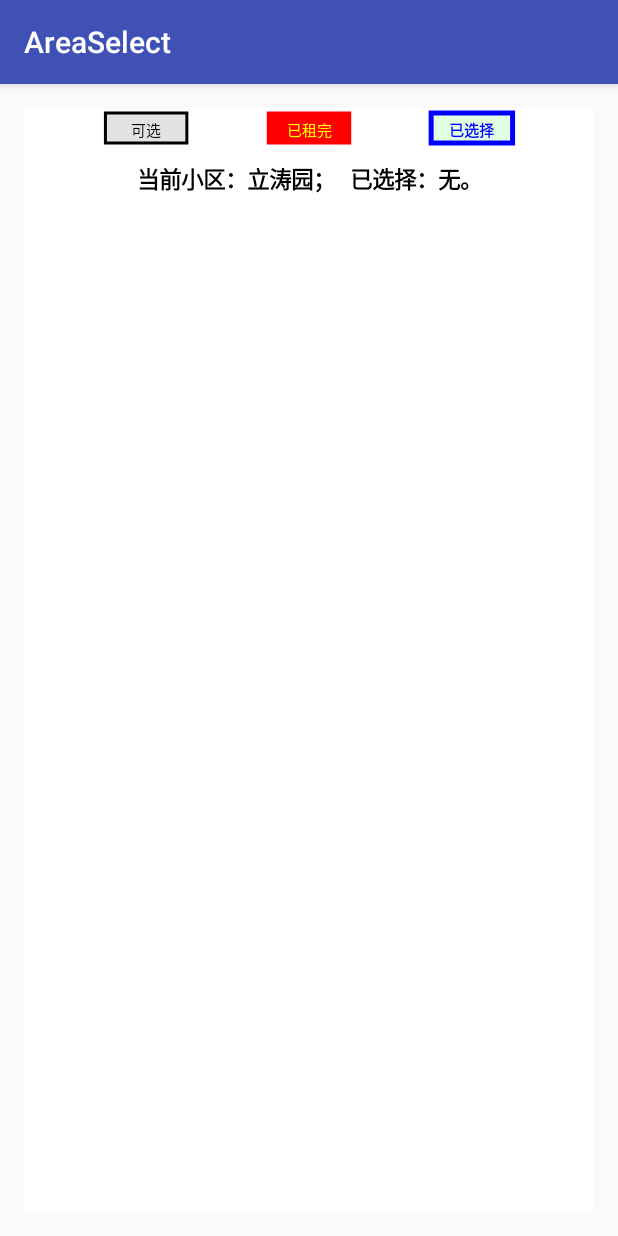
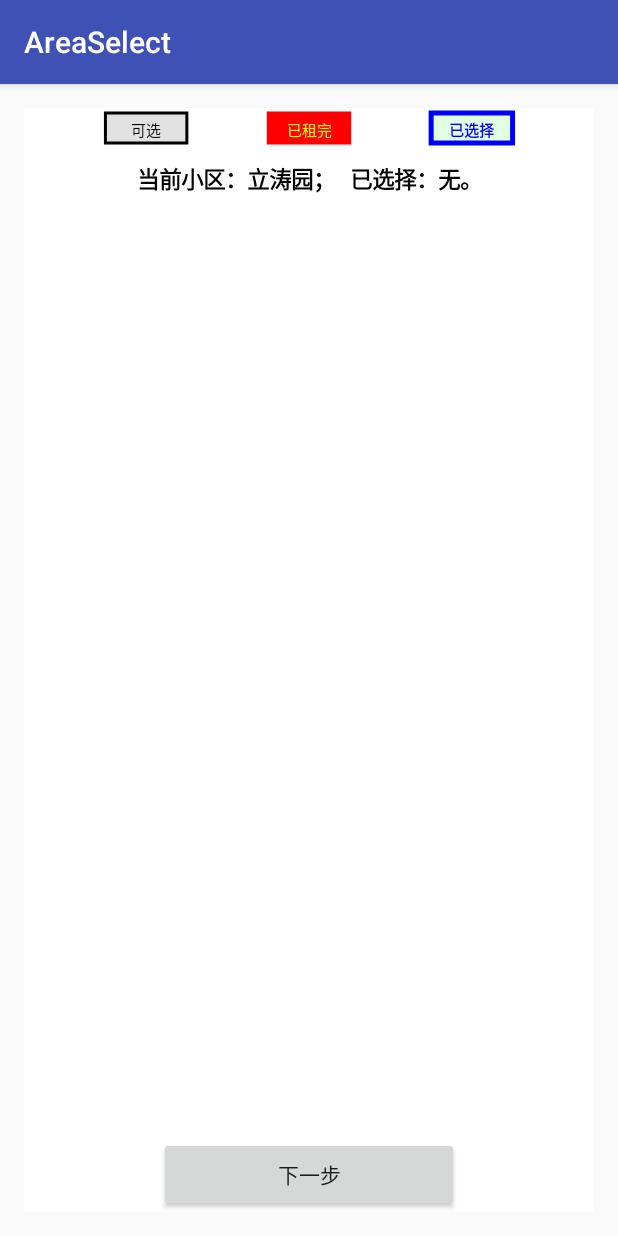
Before and after one commit to zhangle05/AreaSelect, an Android app: the screen it shows after launch (MainActivity), on a phone screen of 412 x 824 dp. Run offline under Robolectric (Android 15) with nearby library versions, the phone set to English and light mode, and no system bars.

Commit message:
Add button on main activity.

```diff
--- a/Demo/src/main/java/org/aiit/views/demo/MainActivity.java
+++ b/Demo/src/main/java/org/aiit/views/demo/MainActivity.java
@@ -2,13 +2,69 @@ package org.aiit.views.demo;
 
 import android.os.Bundle;
 import android.support.v7.app.AppCompatActivity;
+import android.view.View;
+import android.widget.Button;
+import android.widget.Toast;
 
 
+import org.aiit.shapemodel.AbstractShape;
 import org.aiit.shapemodel.CommunityShape;
 import org.aiit.shapemodel.ShapeUtil;
 
 public class MainActivity extends AppCompatActivity {
     public org.aiit.widgets.AreaSelectView areaSelectView;
+    /**
+     * community sample json:
+     * {
+     *     "id":"1",
+     *     "name":"立涛园",
+     *     "bound":{
+     *         "left":0,
+     *         "top":0,
+     *         "right":1334,
+     *         "bottom":1000
+     *     },
+     *     "bgImageUrl":"https://res.co188.com/data/drawing/img640/306151284459805.jpg",
+     *     "buildingSiteShapeList":[
+     *         {
+     *             "id":"2",
+     *             "name":"1号楼",
+     *             "available":false,
+     *             "bound":{
+     *                 "left":130,
+     *                 "top":165,
+     *                 "right":165,
+     *                 "bottom":189
+     *             }
+     *         },
+     *         {
+     *             "id":"3",
+     *             "name":"2号楼",
+     *             "available":true,
+     *             "bound":{
+     *                 "left":130,
+     *                 "top":205,
+     *                 "right":183,
+     *                 "bottom":222
+     *             }
+     *         },
+     *         {
+     *             "id":"4",
+     *             "name":"3号楼",
+     *             "available":true,
+     *             "bound":{
+     *                 "left":200,
+     *                 "top":200,
+     *                 "right":235,
+     *                 "bottom":224
+     *             }
+     *         }
+     *     ]
+     * }
+     */
+    private CommunityShape community;
+    private Button btnNext;
+
     @Override
     protected void onCreate(Bundle savedInstanceState) {
         super.onCreate(savedInstanceState);
@@ -62,8 +118,25 @@ public class MainActivity extends AppCompatActivity {
                 "        }\n" +
                 "    ]\n" +
                 "}";
-        CommunityShape community = ShapeUtil.parseCommunity(communityJson);
+        community = ShapeUtil.parseCommunity(communityJson);
         areaSelectView.setRootShape(community);
+
+        btnNext = (Button)findViewById(R.id.next);
+        btnNext.setOnClickListener(new View.OnClickListener() {
+            @Override
+            public void onClick(View v) {
+                if (community == null) {
+                    Toast.makeText(MainActivity.this, "未找到小区信息", Toast.LENGTH_LONG).show();
+                    return;
+                }
+                AbstractShape selected = community.getSelectedShape();
+                if (selected == null) {
+                    Toast.makeText(MainActivity.this, "请先选择楼栋", Toast.LENGTH_LONG).show();
+                    return;
+                }
+                Toast.makeText(MainActivity.this, "已选择：" + selected.getName(), Toast.LENGTH_LONG).show();
+            }
+        });
     }
 
 }
--- a/Demo/src/main/res/layout/activity_main.xml
+++ b/Demo/src/main/res/layout/activity_main.xml
@@ -15,4 +15,12 @@
         android:layout_width="wrap_content"
         android:layout_height="wrap_content" />
 
+    <Button
+        android:id="@+id/next"
+        android:layout_width="200dp"
+        android:layout_height="50dp"
+        android:layout_centerHorizontal="true"
+        android:layout_alignParentBottom="true"
+        android:text="下一步"/>
+
 </RelativeLayout>
```
